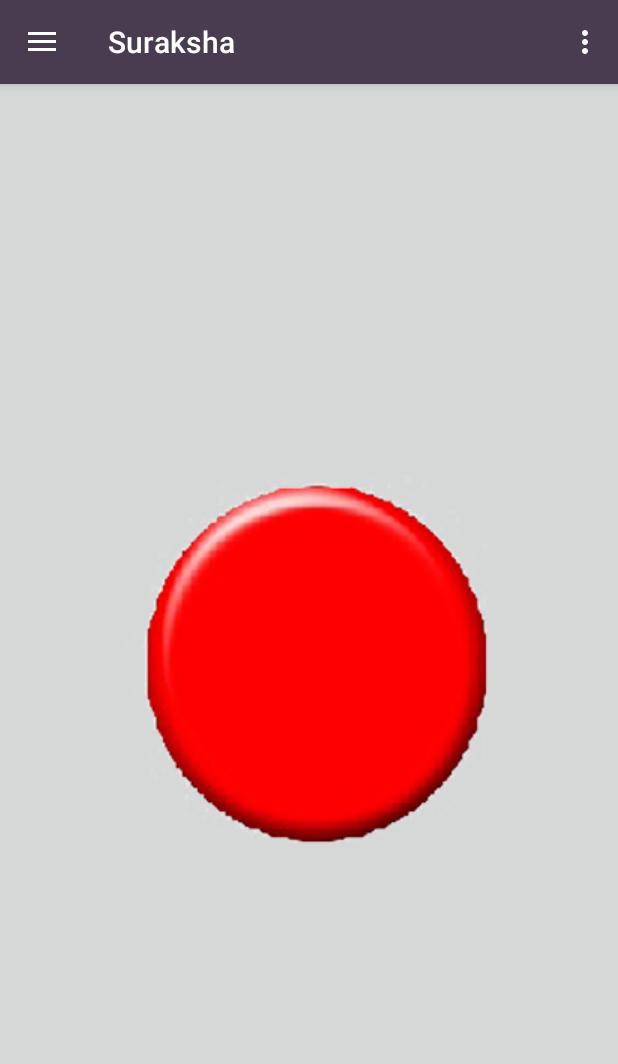
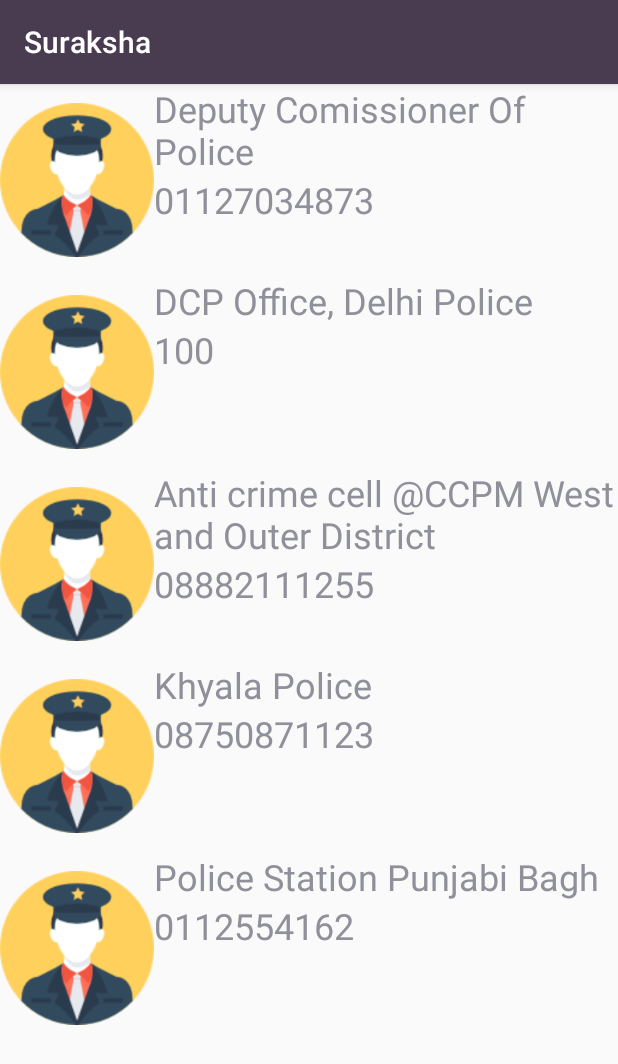
Before and after one commit to nb2998/Suraksha, an Android app: the screen it shows after launch (MainActivityNav before the commit, PoliceActivity after it), in the side drawer, after a tap on "Contact nearBy Police", on a phone screen of 412 x 824 dp. Shown: the top 1064 px of the screen. Run offline under Robolectric (Android 15) with nearby library versions, the phone set to English and light mode, and no system bars.

Commit message:
Police Activity and Safe unsafe map

```diff
--- a/app/src/main/AndroidManifest.xml
+++ b/app/src/main/AndroidManifest.xml
@@ -4,7 +4,7 @@
 
     <uses-permission android:name="android.permission.SEND_SMS" />
     <uses-permission android:name="android.permission.INTERNET" />
-    <!--<uses-permission android:name="android.permission.ACCESS_NETWORK_STATE" />-->
+    <!-- <uses-permission android:name="android.permission.ACCESS_NETWORK_STATE" /> -->
     <uses-permission android:name="android.permission.ACCESS_FINE_LOCATION" />
     <uses-permission android:name="android.permission.ACCESS_COARSE_LOCATION" />
 
@@ -51,6 +51,8 @@
                 android:resource="@xml/panic_widget_info" />
         </receiver>
 
+        <activity android:name=".SafeUnsafeActivity" />
+        <activity android:name=".PoliceActivity"></activity>
     </application>
 
 </manifest>
--- a/app/src/main/java/com/codingblocks/suraksha/OngoingTripActivity.java
+++ b/app/src/main/java/com/codingblocks/suraksha/OngoingTripActivity.java
@@ -57,7 +57,7 @@ public class OngoingTripActivity extends AppCompatActivity {
         cal.set(Calendar.SECOND, finalSecs);
 
         Date estimatedArrivalTime = cal.getTime();
-        tvExactTime.setText(getString(R.string.estimated_time)+ " - "+estimatedArrivalTime.getHours()+" : "+estimatedArrivalTime.getMinutes());
+        tvExactTime.setText(getString(R.string.estimated_time)+estimatedArrivalTime.getHours()+" : "+estimatedArrivalTime.getMinutes());
 
         Log.d("TAG", "onCreate: "+currentTime.toString());
         Log.d("TAG", "onCreate: "+estimatedArrivalTime.toString());
--- /dev/null
+++ b/app/src/main/java/com/codingblocks/suraksha/PoliceActivity.java
@@ -0,0 +1,35 @@
+package com.codingblocks.suraksha;
+
+import android.support.v7.app.AppCompatActivity;
+import android.os.Bundle;
+import android.support.v7.widget.LinearLayoutManager;
+import android.support.v7.widget.RecyclerView;
+
+import com.codingblocks.suraksha.Models.PoliceDetail;
+
+import java.util.ArrayList;
+
+public class PoliceActivity extends AppCompatActivity {
+
+    @Override
+    protected void onCreate(Bundle savedInstanceState) {
+        super.onCreate(savedInstanceState);
+        setContentView(R.layout.activity_police);
+
+        ArrayList<PoliceDetail> policeDetails = new ArrayList<>();
+        policeDetails.add(new PoliceDetail("Deputy Comissioner Of Police", "01127034873"));
+        policeDetails.add(new PoliceDetail("DCP Office, Delhi Police", "100"));
+        policeDetails.add(new PoliceDetail("Anti crime cell @CCPM West and Outer District", "08882111255"));
+        policeDetails.add(new PoliceDetail("Khyala Police", "08750871123"));
+        policeDetails.add(new PoliceDetail("Police Station Punjabi Bagh", "0112554162"));
+
+        Police adapter = new Police(policeDetails, getApplicationContext());
+        RecyclerView recView = findViewById(R.id.recViewPolice);
+
+        recView.setLayoutManager(new LinearLayoutManager(this));
+        recView.setAdapter(adapter);
+
+
+
+    }
+}
--- a/app/src/main/res/layout/activity_police.xml
+++ b/app/src/main/res/layout/activity_police.xml
@@ -3,14 +3,13 @@
     xmlns:app="http://schemas.android.com/apk/res-auto"
     xmlns:tools="http://schemas.android.com/tools"
     android:layout_width="match_parent"
-    android:layout_height="match_parent"
-    tools:context="com.codingblocks.Police">
+    android:layout_height="match_parent">
 
     <android.support.v7.widget.RecyclerView
+        android:id="@+id/recViewPolice"
         android:layout_width="match_parent"
         android:layout_height="wrap_content"
         tools:layout_editor_absoluteX="8dp"
-        tools:layout_editor_absoluteY="8dp"
-        android:id="@+id/policeRecycle"/>
+        tools:layout_editor_absoluteY="8dp" />
 
 </RelativeLayout>
--- a/app/src/main/res/layout/content_police_mail.xml
+++ b/app/src/main/res/layout/content_police_mail.xml
@@ -1,7 +1,7 @@
 <?xml version="1.0" encoding="utf-8"?>
 <LinearLayout xmlns:android="http://schemas.android.com/apk/res/android"
     android:layout_width="match_parent"
-    android:layout_height="match_parent"
+    android:layout_height="wrap_content"
     android:orientation="horizontal">
 
     <ImageView
--- a/app/src/main/res/values/strings.xml
+++ b/app/src/main/res/values/strings.xml
@@ -23,8 +23,8 @@
     <string name="msg_location_service_started">Location Tracking Started</string>
     <string name="btn_label_refresh">Refresh</string>
     <string name="API">api_key</string>
-    <string name="estimated_time">estimatedTime</string>
-    <string name="estimated_arrival">Estimated arrival time :</string>
+    <string name="estimated_time">Estimated Time of Arrival : </string>
+    <string name="estimated_arrival">Estimated arrival time : </string>
 
     <string name="title_activity_end_trip">EndTripActivity</string>
     <string name="title_activity_yes_no">YesNoActivity</string>
```
Also changed, not shown: app/src/main/java/com/codingblocks/suraksha/MainActivityNav.java (+5 -16 lines), app/src/main/java/com/codingblocks/suraksha/SafeUnsafeActivity.java (added, +27 -0 lines), app/src/main/res/layout/activity_safe_unsafe.xml (added, +15 -0 lines), app/src/main/res/menu/activity_main_drawer.xml (+4 -4 lines), app/build.gradle (line endings or trailing spaces), app/src/main/res/drawable-v24/map.png (added).
